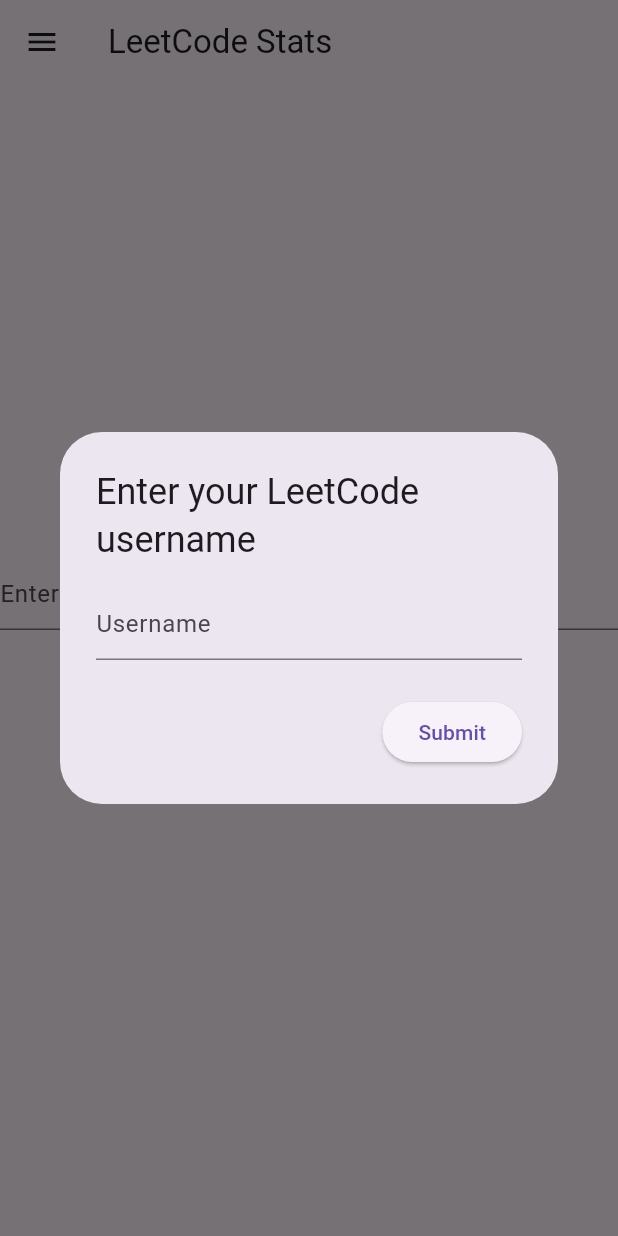
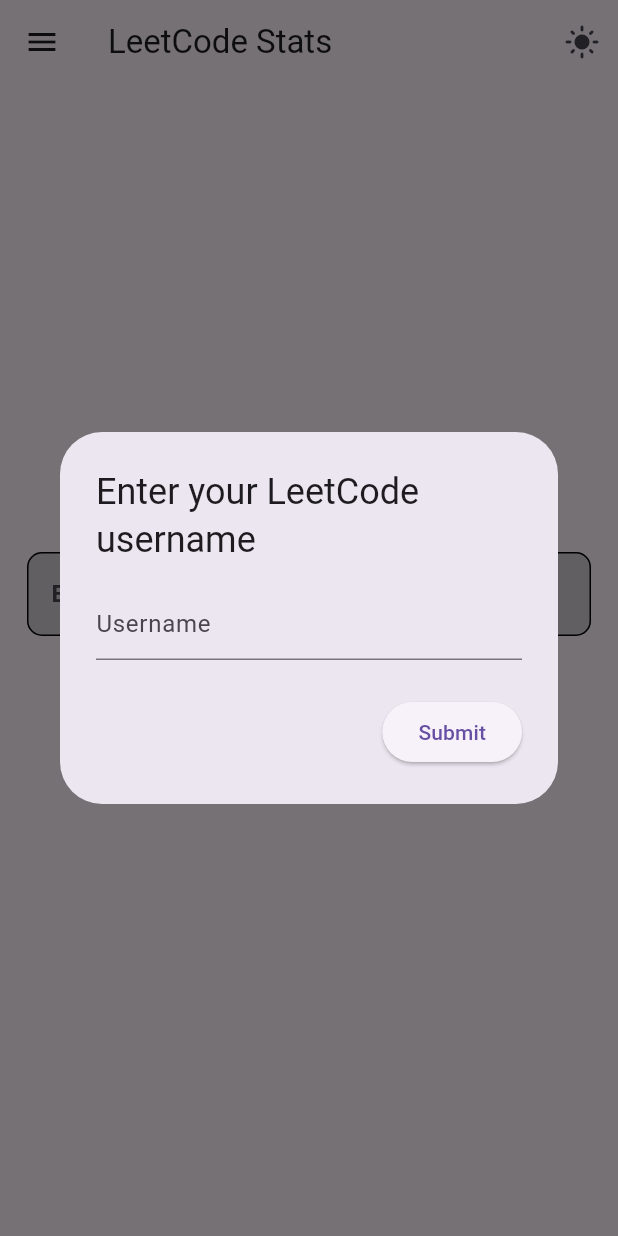
Before and after one commit to sapatevaibhav/leetkode, a Flutter app: the screen it shows after launch, on a phone screen of 412 x 824 dp. Run offline on Flutter 3.47's test engine with Material 3 defaults, Android fonts, the phone set to English and light mode, and no system bars; our stand-ins replace adaptive_theme, dashed_circular_progress_bar, percent_indicator, shared_preferences.

Commit message:
Added adaptive theme

```diff
--- a/lib/main.dart
+++ b/lib/main.dart
@@ -1,3 +1,4 @@
+import 'package:adaptive_theme/adaptive_theme.dart';
 import 'package:flutter/material.dart';
 import 'package:leetkode/helper/app_drawer.dart';
 import 'package:leetkode/helper/username_prompt.dart';
@@ -6,35 +7,35 @@
 import 'package:leetkode/helper/levels.dart';
 
 void main() {
-  runApp(const MyApp());
+  runApp(MyApp());
 }
 
 class MyApp extends StatelessWidget {
-  const MyApp({Key? key})
-      : super(
-          key: key,
-        );
-
   @override
-  Widget build(
-    BuildContext context,
-  ) {
-    return MaterialApp(
-      debugShowCheckedModeBanner: false,
-      title: 'LeetKode',
-      theme: ThemeData(
+  Widget build(BuildContext context) {
+    return AdaptiveTheme(
+      light: ThemeData(
         primarySwatch: Colors.blue,
+        brightness: Brightness.light,
       ),
-      home: const HomePage(),
+      dark: ThemeData(
+        primarySwatch: Colors.blue,
+        brightness: Brightness.dark,
+      ),
+      initial: AdaptiveThemeMode.light,
+      builder: (theme, darkTheme) => MaterialApp(
+        theme: theme,
+        darkTheme: darkTheme,
+        debugShowCheckedModeBanner: false,
+        title: 'LeetKode',
+        home: const HomePage(),
+      ),
     );
   }
 }
 
 class HomePage extends StatefulWidget {
-  const HomePage({Key? key})
-      : super(
-          key: key,
-        );
+  const HomePage({Key? key}) : super(key: key);
 
   @override
   HomePageState createState() => HomePageState();
@@ -59,117 +60,113 @@
       setState(() {
         _username = savedUsername;
       });
-      _fetchUserData(
-        savedUsername,
-      );
+      _fetchUserData(savedUsername);
     } else {
       _promptUsername();
     }
   }
 
   void _promptUsername() async {
-    String? username = await promptUsername(
-      context,
-    );
+    String? username = await promptUsername(context);
     if (username != null && username.isNotEmpty) {
       setState(() {
         _username = username;
       });
-      saveUsername(
-        username,
-      );
-      _fetchUserData(
-        username,
-      );
+      saveUsername(username);
+      _fetchUserData(username);
     }
   }
 
-  void _fetchUserData(
-    String username,
-  ) {
-    _fetchUser
-        .fetchUserData(
-      username,
-    )
-        .then((
-      userData,
-    ) {
+  void _fetchUserData(String username) {
+    _fetchUser.fetchUserData(username).then((userData) {
       setState(() {
         _userData = userData;
       });
     }).catchError((error) {
       ScaffoldMessenger.of(context).showSnackBar(
         SnackBar(
-          content: Text(
-            'Error fetching user data: $error',
-          ),
+          content: Text('Error fetching user data: $error'),
           backgroundColor: Colors.red,
         ),
       );
     });
   }
 
+  void updateUsername(String newUsername) {
+    setState(() {
+      _username = newUsername;
+    });
+    _fetchUserData(newUsername);
+  }
+
+  bool _isDarkTheme = false;
+
   @override
-  Widget build(
-    BuildContext context,
-  ) {
+  Widget build(BuildContext context) {
     return Scaffold(
       appBar: AppBar(
-        title: const Text(
-          'LeetCode Stats',
-        ),
+        title: const Text('LeetCode Stats'),
+        actions: [
+          IconButton(
+            icon: Icon(
+              _isDarkTheme ? Icons.dark_mode : Icons.light_mode,
+            ),
+            onPressed: () {
+              setState(() {
+                _isDarkTheme = !_isDarkTheme;
+              });
+              final themeMode = Theme.of(context).brightness == Brightness.dark
+                  ? AdaptiveThemeMode.light
+                  : AdaptiveThemeMode.dark;
+              AdaptiveTheme.of(context).setThemeMode(themeMode);
+            },
+          ),
+        ],
       ),
+      // backgroundColor:
+      //     const Color.fromARGB(255, 0, 0, 0), // Set background color to black
       body: Center(
         child: Column(
           mainAxisAlignment: MainAxisAlignment.center,
           children: <Widget>[
-            TextField(
-              controller: _usernameController,
-              decoration: const InputDecoration(
-                hintText: 'Enter your LeetCode username',
+            Padding(
+              padding: const EdgeInsets.only(
+                left: 18.0,
+                right: 18.0,
+              ),
+              child: TextField(
+                controller: _usernameController,
+                style: const TextStyle(
+                    fontWeight: FontWeight.bold), // Set text color
+                decoration: InputDecoration(
+                  hintText: 'Enter your LeetCode username',
+
+                  labelStyle: const TextStyle(
+                      color: Colors.white), // Set label text color
+                  fillColor: const Color.fromARGB(
+                      81, 125, 124, 124), // Set background color
+                  filled: true,
+                  enabledBorder: OutlineInputBorder(
+                    borderRadius: BorderRadius.circular(10),
+                  ),
+                  focusedBorder: OutlineInputBorder(
+                    borderSide: const BorderSide(
+                        color: Colors.blue), // Set focused border color
+                    borderRadius: BorderRadius.circular(
+                      10,
+                    ),
+                  ),
+                ),
               ),
             ),
-            const SizedBox(
-              height: 20,
-            ),
+            const SizedBox(height: 20),
             ElevatedButton(
               onPressed: () {
-                setState(() {
-                  _username = _usernameController.text;
-                  saveUsername(_username);
-                  _fetchUser
-                      .fetchUserData(
-                    _username,
-                  )
-                      .then((
-                    userData,
-                  ) {
-                    setState(() {
-                      _userData = userData;
-                    });
-                  }).catchError((
-                    error,
-                  ) {
-                    ScaffoldMessenger.of(
-                      context,
-                    ).showSnackBar(
-                      SnackBar(
-                        content: Text(
-                          'Error fetching user data: $error',
-                        ),
-                        backgroundColor: Colors.red,
-                      ),
-                    );
-                  });
-                });
+                _promptUsername();
               },
-              child: const Text(
-                'Submit',
-              ),
+              child: const Text('Submit'),
             ),
-            const SizedBox(
-              height: 20,
-            ),
+            const SizedBox(height: 20),
             if (_userData != null)
               Column(
                 children: [
@@ -182,26 +179,16 @@
                   Text(
                     'Rank: ${_userData!['ranking']}',
                   ),
-                  const SizedBox(
-                    height: 25,
-                  ),
-                  ThreeLevels(
-                    userData: _userData,
-                  ),
-                  const SizedBox(
-                    height: 25,
-                  ),
-                  UserAccuracy(
-                    userData: _userData,
-                  ),
+                  const SizedBox(height: 25),
+                  ThreeLevels(userData: _userData),
+                  const SizedBox(height: 25),
+                  UserAccuracy(userData: _userData),
                 ],
               ),
           ],
         ),
       ),
-      drawer: AppDrawer(
-        username: _username,
-      ),
+      drawer: AppDrawer(username: _username, onUpdateUsername: updateUsername),
     );
   }
 }
```
Also changed, not shown: lib/helper/accuracy.dart (+2 -10 lines).
